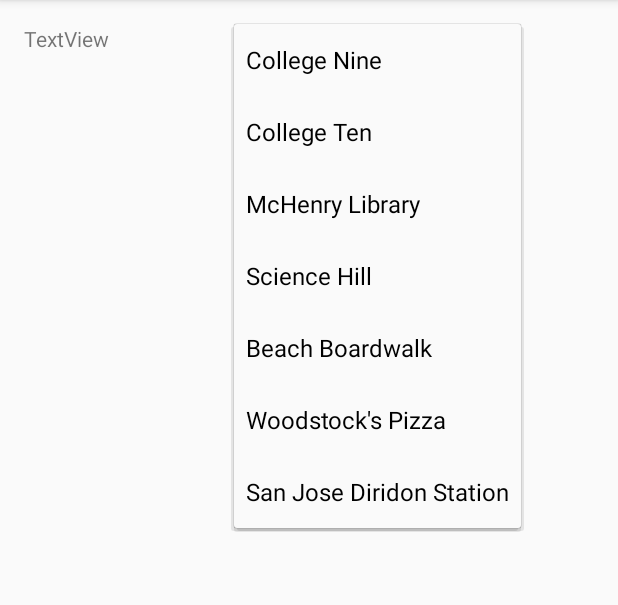
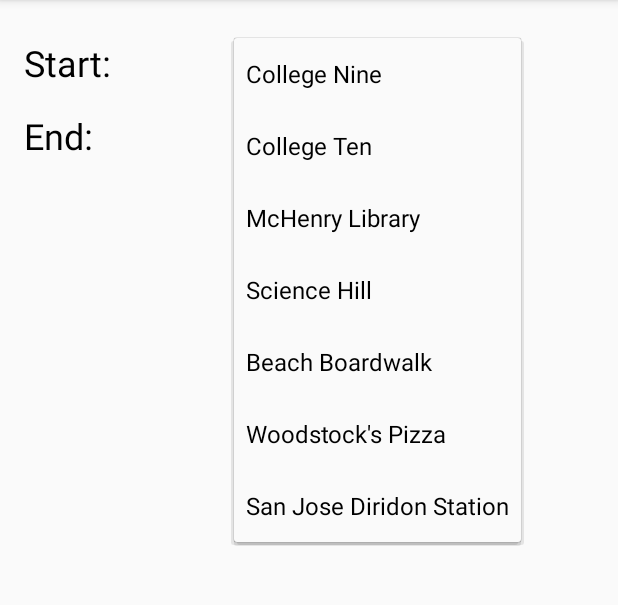
Before and after one commit to minarainbow/UCShareCar, an Android app: the CreatePostActivity screen opened directly, with no data from a screen before it, after a tap on an icon or button, on a phone screen of 412 x 824 dp, the part 84-689 px from its top. Run offline under Robolectric (Android 15) with nearby library versions, the phone set to English and light mode, and no system bars.

```diff
--- a/frontend/app/src/main/java/ridesharers/ucsc/edu/ucsharecar/CreatePostActivity.java
+++ b/frontend/app/src/main/java/ridesharers/ucsc/edu/ucsharecar/CreatePostActivity.java
@@ -21,6 +21,11 @@ public class CreatePostActivity extends AppCompatActivity implements AdapterView
         originSpinner.setAdapter(originAdapter);
         originSpinner.setOnItemSelectedListener(this);
 
+        Spinner destinationSpinner = findViewById(R.id.destination_spinner);
+        ArrayAdapter<CharSequence> destinationAdapter = ArrayAdapter.createFromResource(this, R.array.EndingLocations, android.R.layout.simple_spinner_item);
+        destinationAdapter.setDropDownViewResource(android.R.layout.simple_spinner_dropdown_item);
+        destinationSpinner.setAdapter(destinationAdapter);
+        destinationSpinner.setOnItemSelectedListener(this);
 
     }
 
@@ -28,6 +33,9 @@ public class CreatePostActivity extends AppCompatActivity implements AdapterView
     public void onItemSelected(AdapterView<?> parent, View view, int position, long id) {
         String origin = parent.getItemAtPosition(position).toString();
         Toast.makeText(parent.getContext(), origin, Toast.LENGTH_SHORT).show();
+
+        String destination = parent.getItemAtPosition(position).toString();
+        Toast.makeText(parent.getContext(), destination, Toast.LENGTH_SHORT);
     }
 
     @Override
--- a/frontend/app/src/main/java/ridesharers/ucsc/edu/ucsharecar/PostDetailActivity.java
+++ b/frontend/app/src/main/java/ridesharers/ucsc/edu/ucsharecar/PostDetailActivity.java
@@ -4,7 +4,6 @@ import android.os.Bundle;
 import android.support.annotation.Nullable;
 import android.util.Log;
 import android.support.v7.app.AppCompatActivity;
-import android.widget.ImageView;
 import android.widget.TextView;
 
 /**
@@ -74,7 +73,5 @@ public class PostDetailActivity extends AppCompatActivity {
 
         TextView driver_status = findViewById(R.id.driver_status);
         driver_status.setText(driverStatus);
-
-        ImageView image = findViewById(R.id.post_pic);
     }
 }
--- a/frontend/app/src/main/res/layout/activity_create_post.xml
+++ b/frontend/app/src/main/res/layout/activity_create_post.xml
@@ -15,8 +15,9 @@
         android:layout_alignParentStart="true"
         android:layout_alignTop="@+id/origin_spinner"
         android:layout_marginStart="16dp"
-        android:text="TextView"
-        app:layout_constraintStart_toStartOf="parent"
+        android:text="Start:"
+        android:textSize="24dp"
+        android:textColor="#000"
         tools:layout_editor_absoluteY="16dp" />
 
     <Spinner
@@ -25,5 +26,27 @@
         android:layout_height="wrap_content"
         android:layout_alignParentTop="true"
         android:layout_centerHorizontal="true"
-        android:layout_marginTop="16dp" />
+        android:layout_marginTop="25dp" />
+
+    <TextView
+        android:id="@+id/destination_label"
+        android:layout_width="100dp"
+        android:layout_height="wrap_content"
+        android:layout_alignStart="@+id/origin_label"
+        android:layout_below="@+id/origin_label"
+        android:layout_alignTop="@+id/destination_spinner"
+        android:text="End:"
+        android:textColor="#000"
+        android:textSize="24dp"
+        tools:layout_editor_absoluteY="16dp" />
+
+    <Spinner
+        android:id="@+id/destination_spinner"
+        android:layout_width="100dp"
+        android:layout_height="wrap_content"
+        android:layout_alignParentTop="true"
+        android:layout_centerHorizontal="true"
+        android:layout_marginTop="74dp" />
+
+
 </RelativeLayout>
--- a/frontend/app/src/main/res/layout/activity_post_detail.xml
+++ b/frontend/app/src/main/res/layout/activity_post_detail.xml
@@ -1,10 +1,11 @@
 <?xml version="1.0" encoding="utf-8"?>
-<RelativeLayout xmlns:android="http://schemas.android.com/apk/res/android"
+<RelativeLayout
+    xmlns:android="http://schemas.android.com/apk/res/android"
     android:orientation="vertical"
     android:layout_width="match_parent"
     android:layout_height="match_parent"
     android:weightSum="100">
-    adb kill-server    <ImageView
+    <ImageView
         android:layout_width="match_parent"
         android:layout_height="50dp"
         android:layout_weight="50"
--- a/frontend/app/src/main/res/values/strings.xml
+++ b/frontend/app/src/main/res/values/strings.xml
@@ -27,4 +27,13 @@
         <item>Woodstock's Pizza</item>
         <item>San Jose Diridon Station</item>
     </string-array>
+    <string-array name="EndingLocations">
+        <item>College Nine</item>
+        <item>College Ten</item>
+        <item>McHenry Library</item>
+        <item>Science Hill</item>
+        <item>Beach Boardwalk</item>
+        <item>Woodstock's Pizza</item>
+        <item>San Jose Diridon Station</item>
+    </string-array>
 </resources>
```
Also changed, not shown: frontend/app/src/main/java/ridesharers/ucsc/edu/ucsharecar/BackendClient.java (+127 -127 lines).
